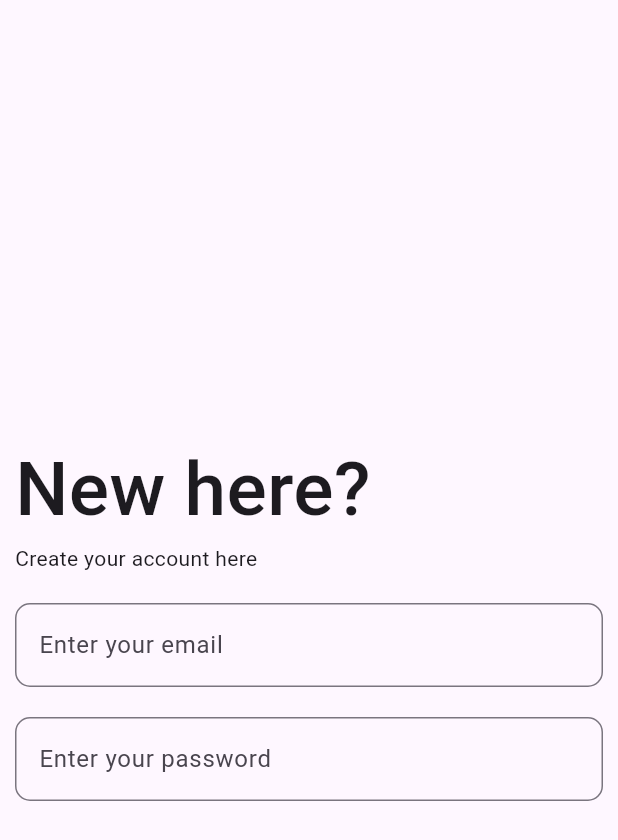
After one commit to D-N-Z-F/DeliveryAppFlutter, a Flutter app: the screen it shows after launch, after a tap on "Don't have an account? Sign Up now!", on a phone screen of 412 x 824 dp. The commit adds this screen. Shown: the top 840 px of the screen. Run offline on Flutter 3.47's test engine with Material 3 defaults, Android fonts, the phone set to English and light mode, and no system bars; our stand-ins replace firebase_core, go_router; accounts and stored records are empty; generated files the repository leaves out were written again.

Commit message:
update login/register

```diff
--- a/lib/main.dart
+++ b/lib/main.dart
@@ -1,8 +1,11 @@
 import 'package:delivery_app_flutter/firebase_options.dart';
 import 'package:delivery_app_flutter/screens/home.dart';
+import 'package:delivery_app_flutter/screens/login.dart';
+import 'package:delivery_app_flutter/screens/register.dart';
 import 'package:firebase_core/firebase_core.dart';
 import 'package:flutter/material.dart';
 import 'package:go_router/go_router.dart';
+import 'package:path/path.dart';
 
 void main() async {
   WidgetsFlutterBinding.ensureInitialized();
@@ -18,7 +21,15 @@ class MyApp extends StatelessWidget {
       path: HomeScreen.route,
       name: HomeScreen.routeName,
       builder: (context, state) => const HomeScreen(),
-    )
+    ),
+    GoRoute(
+        path: LoginScreen.route,
+        name: LoginScreen.routeName,
+        builder: (context, state) => const LoginScreen()),
+        GoRoute(
+        path: RegisterScreen.route,
+        name: RegisterScreen.routeName,
+        builder: (context, state) => const RegisterScreen())
   ];
 
   static SnackBar actionSnackbarBuilder(
@@ -37,7 +48,7 @@ class MyApp extends StatelessWidget {
         colorScheme: ColorScheme.fromSeed(seedColor: Colors.deepPurple),
         useMaterial3: true,
       ),
-      routerConfig: GoRouter(routes: routes, initialLocation: HomeScreen.route),
+      routerConfig: GoRouter(routes: routes, initialLocation: LoginScreen.route),
     );
   }
 }
--- a/lib/screens/home.dart
+++ b/lib/screens/home.dart
@@ -1,4 +1,6 @@
+import 'package:delivery_app_flutter/screens/login.dart';
 import 'package:flutter/material.dart';
+import 'package:go_router/go_router.dart';
 
 class HomeScreen extends StatefulWidget {
   const HomeScreen({super.key});
@@ -13,10 +15,15 @@ class HomeScreen extends StatefulWidget {
 class _HomeScreenState extends State<HomeScreen> {
   @override
   Widget build(BuildContext context) {
+    void _navigateToLogin() {
+      context.push(LoginScreen.route);
+    }
+
     return Scaffold(
       appBar: AppBar(title: const Text("Home")),
-      body: const Center(
-        child: Text("Welcome to Home Screen"),
+      body: Center(
+        child: OutlinedButton(
+            onPressed: () => _navigateToLogin(), child: const Text("Login")),
       ),
     );
   }
--- /dev/null
+++ b/lib/screens/login.dart
@@ -0,0 +1,69 @@
+import 'package:delivery_app_flutter/main.dart';
+import 'package:delivery_app_flutter/screens/home.dart';
+import 'package:delivery_app_flutter/screens/register.dart';
+import 'package:flutter/material.dart';
+import 'package:go_router/go_router.dart';
+
+class LoginScreen extends StatefulWidget {
+  const LoginScreen({super.key});
+
+  static const route = "/login";
+  static const routeName = "Login";
+
+  @override
+  State<LoginScreen> createState() => _LoginScreenState();
+}
+
+class _LoginScreenState extends State<LoginScreen> {
+  void _navigateToHome() {
+    context.push(HomeScreen.route);
+  }
+
+  void _navigateToSignUp() {
+    context.push(RegisterScreen.route);
+  }
+
+  @override
+  Widget build(BuildContext context) {
+    return Scaffold(
+      body: Container(
+          margin: const EdgeInsets.all(10.0),
+          child: Form(
+              child: Column(
+            mainAxisAlignment: MainAxisAlignment.center,
+            crossAxisAlignment: CrossAxisAlignment.start,
+            children: [
+              const Text(
+                "Welcome",
+                style: TextStyle(fontSize: 50.0, fontWeight: FontWeight.w500),
+              ),
+              const Text("Enter your email and password to sign in"),
+              Padding(
+                padding: const EdgeInsets.fromLTRB(0.0, 20.0, 0.0, 0.0),
+                child: TextFormField(
+                    decoration: InputDecoration(
+                        labelText: "Enter your email",
+                        hintText: "e.g 123@gmail.com",
+                        border: OutlineInputBorder(
+                            borderRadius: BorderRadius.circular(10.0)))),
+              ),
+              Padding(
+                padding: const EdgeInsets.fromLTRB(0.0, 20.0, 0.0, 0.0),
+                child: TextFormField(
+                    decoration: InputDecoration(
+                        labelText: "Enter your password",
+                        hintText: "e.g 1234567890",
+                        border: OutlineInputBorder(
+                            borderRadius: BorderRadius.circular(10.0)))),
+              ),
+              TextButton(
+                  onPressed: _navigateToSignUp,
+                  child: const Text("Don't have an account? Sign Up now!")),
+              Center(
+                  child: FilledButton(
+                      onPressed: _navigateToHome, child: const Text("Login")))
+            ],
+          ))),
+    );
+  }
+}
--- /dev/null
+++ b/lib/screens/register.dart
@@ -0,0 +1,51 @@
+import 'package:flutter/material.dart';
+
+class RegisterScreen extends StatefulWidget {
+  const RegisterScreen({super.key});
+
+  static const route = "/register";
+  static const routeName = "Register";
+
+  @override
+  State<RegisterScreen> createState() => _RegisterScreenState();
+}
+
+class _RegisterScreenState extends State<RegisterScreen> {
+  @override
+  Widget build(BuildContext context) {
+    return Scaffold(
+      body: Container(
+          margin: const EdgeInsets.all(10.0),
+          child: Form(
+              child: Column(
+            mainAxisAlignment: MainAxisAlignment.center,
+            crossAxisAlignment: CrossAxisAlignment.start,
+            children: [
+              const Text(
+                "New here?",
+                style: TextStyle(fontSize: 50.0, fontWeight: FontWeight.w500),
+              ),
+              const Text("Create your account here"),
+              Padding(
+                padding: const EdgeInsets.fromLTRB(0.0, 20.0, 0.0, 0.0),
+                child: TextFormField(
+                    decoration: InputDecoration(
+                        labelText: "Enter your email",
+                        hintText: "e.g 123@gmail.com",
+                        border: OutlineInputBorder(
+                            borderRadius: BorderRadius.circular(10.0)))),
+              ),
+              Padding(
+                padding: const EdgeInsets.fromLTRB(0.0, 20.0, 0.0, 0.0),
+                child: TextFormField(
+                    decoration: InputDecoration(
+                        labelText: "Enter your password",
+                        hintText: "e.g 1234567890",
+                        border: OutlineInputBorder(
+                            borderRadius: BorderRadius.circular(10.0)))),
+              ),
+            ],
+          ))),
+    );
+  }
+}
--- a/pubspec.yaml
+++ b/pubspec.yaml
@@ -2,7 +2,7 @@ name: delivery_app_flutter
 description: "A new Flutter project."
 # The following line prevents the package from being accidentally published to
 # pub.dev using `flutter pub publish`. This is preferred for private packages.
-publish_to: 'none' # Remove this line if you wish to publish to pub.dev
+publish_to: "none" # Remove this line if you wish to publish to pub.dev
 
 # The following defines the version and build number for your application.
 # A version number is three numbers separated by dots, like 1.2.43
@@ -31,7 +31,6 @@ dependencies:
   flutter:
     sdk: flutter
 
-
   # The following adds the Cupertino Icons font to your application.
   # Use with the CupertinoIcons class for iOS style icons.
   cupertino_icons: ^1.0.8
@@ -57,7 +56,6 @@ dev_dependencies:
 
 # The following section is specific to Flutter packages.
 flutter:
-
   # The following line ensures that the Material Icons font is
   # included with your application, so that you can use the icons in
   # the material Icons class.
```
